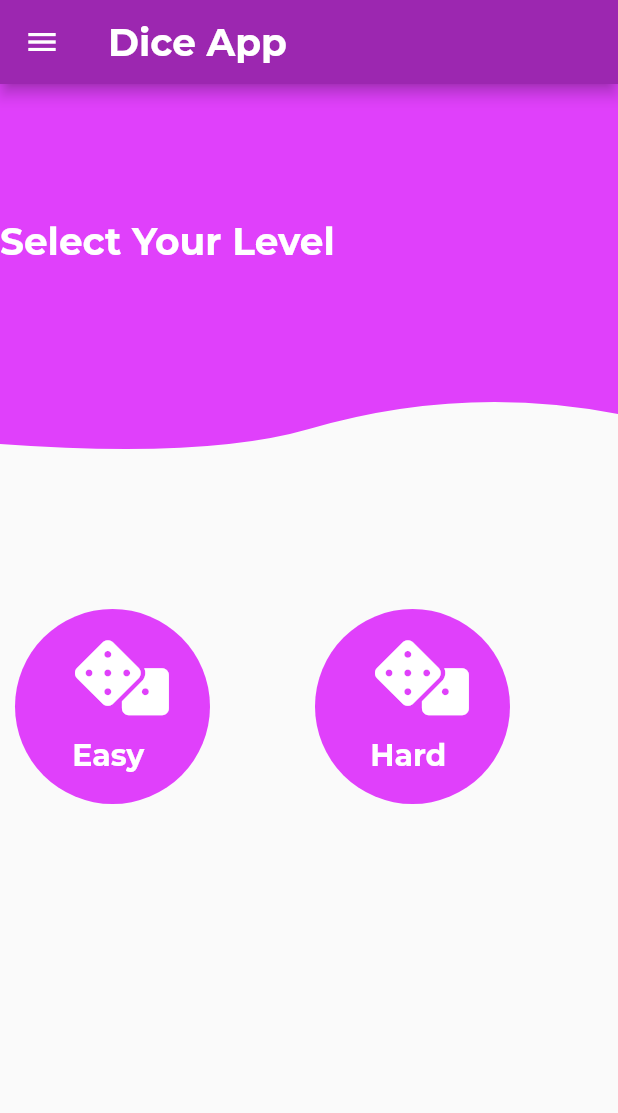
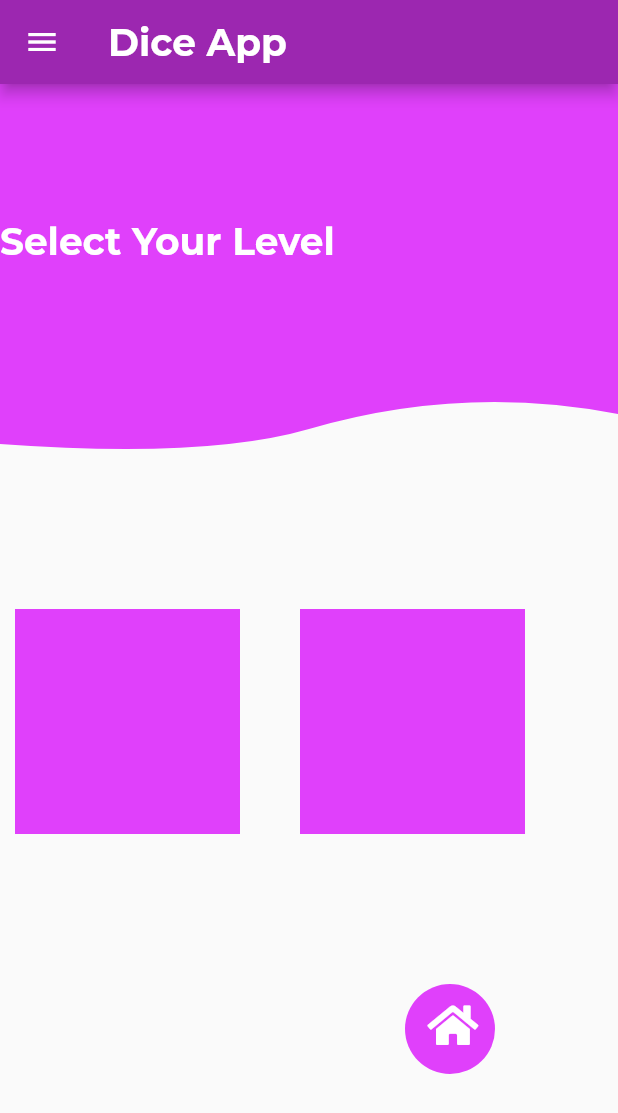
Before and after one commit to hasham827/secondsessional, a Flutter app: the screen it shows after launch, after a tap on "Easy", on a phone screen of 412 x 824 dp. Shown: the top 1113 px of the screen. Run offline on Flutter 3.47's test engine with Material 2 defaults, Android fonts, the phone set to English and light mode, and no system bars; our stand-ins replace flutter_custom_clippers, font_awesome_flutter; project files that could hold a hidden picture were left out.

Commit message:
Simple level page design

```diff
--- a/lib/home.dart
+++ b/lib/home.dart
@@ -1,5 +1,6 @@
 import 'package:flutter/cupertino.dart';
 import 'package:flutter/material.dart';
+import 'simple.dart';
 import 'package:flutter_custom_clippers/flutter_custom_clippers.dart';
 import 'package:font_awesome_flutter/font_awesome_flutter.dart';
 class HomePage extends StatelessWidget {
@@ -45,6 +46,10 @@ class HomePage extends StatelessWidget {
                 padding: EdgeInsets.all(5.0),
                 child: FlatButton(
                   onPressed: () => {
+                    Navigator.of(context).pushReplacement(MaterialPageRoute(
+                      builder: (context) => HomePage1(),
+                    )
+                    ),
                   },
                   padding: EdgeInsets.all(12.0),
                   child: Column( // Replace with a Row for horizontal icon + text
@@ -72,11 +77,11 @@ class HomePage extends StatelessWidget {
               child: FlatButton(
                 onPressed: () => {
                 },
-                padding: EdgeInsets.all(12.0),
+                //padding: EdgeInsets.all(10.0),
                 child: Column( // Replace with a Row for horizontal icon + text
                   mainAxisAlignment: MainAxisAlignment.center,
                   children: <Widget>[
-                    Icon(FontAwesomeIcons.dice,color: Colors.white,size: 50,),
+                    Icon(FontAwesomeIcons.dice,color: Colors.white,size: 60,),
 
                     SizedBox(height: 15,),
                     Text("Hard ",style: TextStyle(fontSize:20,color: Colors.white ,fontWeight:FontWeight.bold),
@@ -87,6 +92,8 @@ class HomePage extends StatelessWidget {
               ),
 
             ),
+
+
           ],
         ));
   }
--- /dev/null
+++ b/lib/simple.dart
@@ -0,0 +1,124 @@
+import 'package:flutter/cupertino.dart';
+import 'package:flutter/material.dart';
+import 'home.dart';
+import 'package:flutter_custom_clippers/flutter_custom_clippers.dart';
+import 'package:font_awesome_flutter/font_awesome_flutter.dart';
+class HomePage1 extends StatelessWidget {
+
+  @override
+  Widget build(BuildContext context) {
+    return Scaffold(
+        appBar: AppBar( backgroundColor: Colors.purple,
+            title: Text('Dice App',style: TextStyle(fontSize:25, color: Colors.white, fontWeight:FontWeight.bold)),
+            leading: GestureDetector(
+                onTap: () {
+                },
+                child: Icon(
+                  Icons.menu,  // add custom icons also
+                )
+            )
+        ),
+        body: Stack(
+          children: <Widget>[
+            ClipPath(
+              clipper: WaveClipperOne(),
+              child: Container(
+                decoration:
+                BoxDecoration(color: Colors.purpleAccent),
+                height: 250,
+              ),
+            ),
+
+            Container(
+              margin: EdgeInsets.only(top: 90.0),
+              child: Text(
+                  "Select Your Level ",style: TextStyle(fontSize:25, color: Colors.white, fontWeight:FontWeight.bold)
+              ),
+            ),
+            Container(
+              margin: EdgeInsets.only(left:10,top: 350.0),
+              decoration: BoxDecoration(
+                  color: Colors.purpleAccent,
+                  shape: BoxShape.rectangle
+              ),
+              height: 150,
+              width: 150.0,
+              padding: EdgeInsets.all(5.0),
+              child: FlatButton(
+                onPressed: () => {
+
+                },
+                padding: EdgeInsets.all(12.0),
+                child: Column( // Replace with a Row for horizontal icon + text
+                  mainAxisAlignment: MainAxisAlignment.center,
+                  children: <Widget>[
+                   // Icon(FontAwesomeIcons.dice,color: Colors.white,size: 50,),
+                    SizedBox(height: 15,),
+
+
+                  ],
+                ),
+              ),
+
+            ),
+            Container(
+              margin: EdgeInsets.only(left: 200.0,top: 350),
+              decoration: BoxDecoration(
+                  color: Colors.purpleAccent,
+                  shape: BoxShape.rectangle
+              ),
+              height: 150,
+              width: 150.0,
+              padding: EdgeInsets.all(5.0),
+              child: FlatButton(
+                onPressed: () => {
+                },
+                //padding: EdgeInsets.all(10.0),
+                child: Column( // Replace with a Row for horizontal icon + text
+                  mainAxisAlignment: MainAxisAlignment.center,
+                  children: <Widget>[
+                    //Icon(FontAwesomeIcons.dice,color: Colors.white,size: 60,),
+
+                    SizedBox(height: 15,),
+                    //Text("Hard ",style: TextStyle(fontSize:20,color: Colors.white ,fontWeight:FontWeight.bold),
+                    //)
+
+                  ],
+                ),
+              ),
+
+            ),
+            Container(
+              margin: EdgeInsets.only(left: 270.0,top: 600),
+              decoration: BoxDecoration(
+                  color: Colors.purpleAccent,
+                  shape: BoxShape.circle
+              ),
+              height: 60,
+              width: 60.0,
+              padding: EdgeInsets.all(5.0),
+              child: FlatButton(
+                onPressed: () => {
+                  Navigator.of(context).pushReplacement(MaterialPageRoute(
+                    builder: (context) => HomePage(),
+                  )
+                  ),
+                },
+                padding: EdgeInsets.all(5.0),
+                child: Column( // Replace with a Row for horizontal icon + text
+                  mainAxisAlignment: MainAxisAlignment.center,
+                  children: <Widget>[
+                    Icon(FontAwesomeIcons.home,color: Colors.white,size: 30,),
+
+                    SizedBox(height: 5,),
+
+
+                  ],
+                ),
+              ),
+
+            ),
+          ],
+        ));
+  }
+}
```
